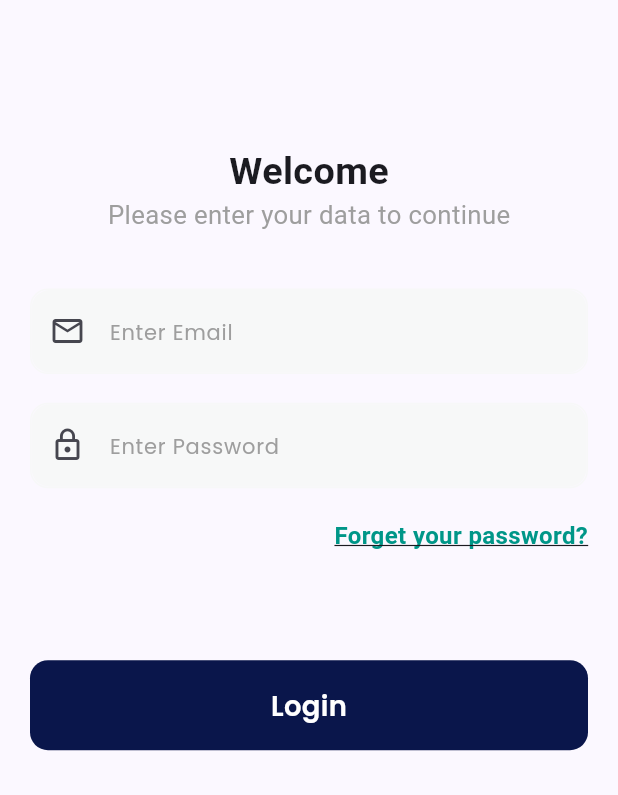
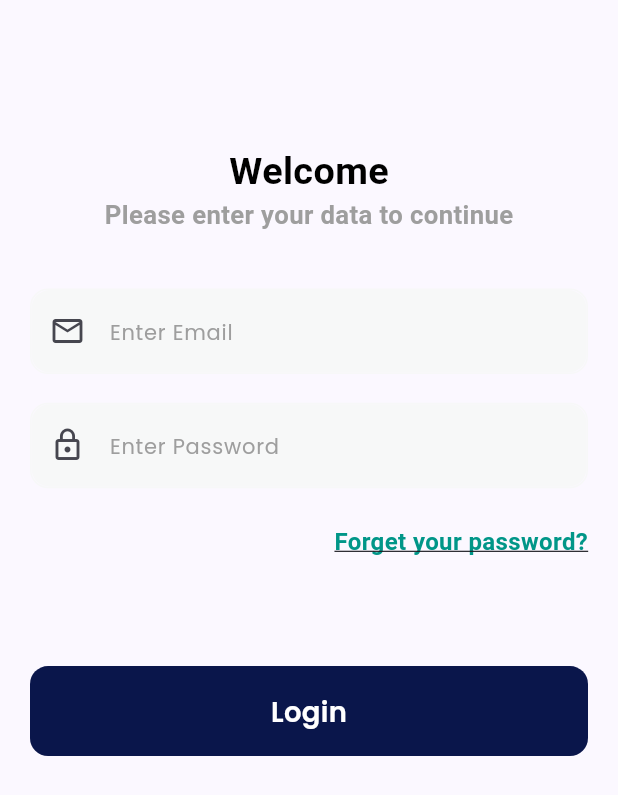
Before and after one commit to Jahid01234/E-commerce_app_bloc, a Flutter app: the screen it shows after launch, on a phone screen of 412 x 824 dp. Shown: the top 795 px of the screen. Run offline on Flutter 3.47's test engine with Material 3 defaults, Android fonts, the phone set to English and light mode, and no system bars; our stand-ins replace bloc, equatable, firebase_auth, firebase_core, flutter_bloc, flutter_screenutil and 4 more; accounts and stored records are empty.

Commit message:
- auth repository...

```diff
--- a/lib/core/global_widgets/custom_text_field.dart
+++ b/lib/core/global_widgets/custom_text_field.dart
@@ -38,18 +38,12 @@ class CustomTextField extends StatelessWidget {
 
   @override
   Widget build(BuildContext context) {
-    final hasError = errorText != null && errorText!.isNotEmpty;
-    return Column(
-      crossAxisAlignment: CrossAxisAlignment.start,
-      children: [
-        Container(
+    return Container(
           height: maxLines != null && maxLines! > 1 ? null : (height ?? 57),
           width: double.infinity,
           decoration: BoxDecoration(
             border: Border.all(
-              color: hasError
-                  ? Colors.red
-                  : (borderColor ?? const Color(0xFFF7F8F8)),
+              color: (borderColor ?? const Color(0xFFF7F8F8)),
               width: 1,
             ),
             borderRadius: BorderRadius.circular(radius ?? 12),
@@ -86,31 +80,13 @@ class CustomTextField extends StatelessWidget {
                 borderRadius: BorderRadius.circular(12),
               ),
               focusedBorder: OutlineInputBorder(
-                borderSide: BorderSide(color: hasError
-                    ? Colors.transparent
-                    : Colors.grey,
-                ),
+                borderSide: BorderSide.none,
                 borderRadius: BorderRadius.circular(12),
               ),
               border: InputBorder.none,
               contentPadding: EdgeInsets.symmetric(horizontal: 16, vertical: 16),
             ),
           ),
-        ),
-        // Error message outside the border
-        if (hasError)
-          Padding(
-            padding: const EdgeInsets.only(left: 16, top: 6),
-            child: Text(
-              errorText!,
-              style: GoogleFonts.poppins(
-                fontSize: 12,
-                fontWeight: FontWeight.w400,
-                color: Colors.red,
-              ),
-            ),
-          ),
-      ],
-    );
+        );
   }
 }
--- a/lib/core/utils/images_path.dart
+++ b/lib/core/utils/images_path.dart
@@ -1,4 +1,5 @@
 class ImagesPath {
   static const String splashImg = "assets/images/app_logo.svg";
+  static const String thumbnailImg = 'https://upload.wikimedia.org/wikipedia/commons/thumb/6/65/No-Image-Placeholder.svg/1665px-No-Image-Placeholder.svg.png';
 
 }
--- a/lib/features/blocs/login/login_event.dart
+++ b/lib/features/blocs/login/login_event.dart
@@ -1,28 +1,21 @@
 import 'package:equatable/equatable.dart';
 
 abstract class LoginEvent extends Equatable {
-  const LoginEvent();
 
   @override
-  List<Object> get props => [];
+  List<Object?> get props => [];
 }
 
-class EmailChanged extends LoginEvent {
+
+class RequestEmailLogin extends LoginEvent {
   final String email;
+  final String password;
 
-  const EmailChanged(this.email);
+  RequestEmailLogin({
+    required this.email,
+    required this.password,
+  });
 
   @override
-  List<Object> get props => [email];
+  List<Object?> get props => [email, password];
 }
-
-class PasswordChanged extends LoginEvent {
-  final String password;
-
-  const PasswordChanged(this.password);
-
-  @override
-  List<Object> get props => [password];
-}
-
-class LoginSubmitted extends LoginEvent {}
--- a/lib/features/blocs/login/login_state.dart
+++ b/lib/features/blocs/login/login_state.dart
@@ -1,37 +1,26 @@
 import 'package:equatable/equatable.dart';
+import 'package:flutter/cupertino.dart';
 
-class LoginState extends Equatable {
-  final String email;
-  final String password;
-  final bool isPasswordHidden;
-  final bool isLoading;
-  final String? errorMessage;
+abstract class LoginState extends Equatable{
+  @override
+  List<Object?> get props => [];
+}
 
-  const LoginState({
-    this.email = '',
-    this.password = '',
-    this.isPasswordHidden = true,
-    this.isLoading = false,
-    this.errorMessage,
-  });
-
-  LoginState copyWith({
-    String? email,
-    String? password,
-    bool? isPasswordHidden,
-    bool? isLoading,
-    String? errorMessage,
-  }) {
-    return LoginState(
-      email: email ?? this.email,
-      password: password ?? this.password,
-      isPasswordHidden: isPasswordHidden ?? this.isPasswordHidden,
-      isLoading: isLoading ?? this.isLoading,
-      errorMessage: errorMessage,
-    );
-  }
+class LoginInitial extends LoginState{
+  final TextEditingController emailController = TextEditingController();
+  final TextEditingController passwordController = TextEditingController();
 
   @override
-  List<Object?> get props =>
-      [email, password, isPasswordHidden, isLoading, errorMessage];
+  List<Object?> get props => [emailController, passwordController];
 }
+
+class LoginLoading extends LoginState{}
+class LoginSuccess extends LoginState{}
+
+class LoginFailed extends LoginState{
+  final String message;
+  LoginFailed(this.message);
+
+  @override
+  List<Object?> get props => [message];
+}
--- a/lib/features/presentation/auth/login/screens/login_screen.dart
+++ b/lib/features/presentation/auth/login/screens/login_screen.dart
@@ -1,38 +1,20 @@
 import 'package:bloc_ecommerce_app/core/global_widgets/app_primary_button.dart';
 import 'package:bloc_ecommerce_app/core/global_widgets/custom_text_field.dart';
-import 'package:bloc_ecommerce_app/features/blocs/login/login_bloc.dart';
-import 'package:bloc_ecommerce_app/features/blocs/login/login_event.dart';
-import 'package:bloc_ecommerce_app/features/blocs/login/login_state.dart';
 import 'package:flutter/material.dart';
-import 'package:flutter_bloc/flutter_bloc.dart';
 import 'package:flutter_screenutil/flutter_screenutil.dart';
 
-
 class LoginScreen extends StatelessWidget {
-  LoginScreen({super.key});
-
-  final emailController = TextEditingController();
-  final passwordController = TextEditingController();
+  const LoginScreen({super.key});
 
   @override
   Widget build(BuildContext context) {
-
-    return BlocProvider(
-      create: (_) => LoginBloc(),
-      child: Scaffold(
-        body: BlocBuilder<LoginBloc, LoginState>(
-          builder: (context, state) {
-
-            final bloc = context.read<LoginBloc>();
-
-            return SingleChildScrollView(
+    return Scaffold(
+      body: SingleChildScrollView(
         padding: EdgeInsets.symmetric(horizontal: 20),
         child: Column(
           crossAxisAlignment: CrossAxisAlignment.start,
           children: [
-
             SizedBox(height: 80.h),
-
             Center(
               child: Column(
                 children: [
@@ -40,43 +22,34 @@ class LoginScreen extends StatelessWidget {
                     "Welcome",
                     style: TextStyle(
                       fontSize: 22.sp,
-                              fontWeight: FontWeight.w600),
+                      color: Colors.black,
+                      fontWeight: FontWeight.w600,
+                    ),
                   ),
                   Text(
                     "Please enter your data to continue",
                     style: TextStyle(
                       fontSize: 15.sp,
-                              color: Colors.grey),
+                      color: Colors.grey,
+                      fontWeight: FontWeight.w600,
+                    ),
                   ),
                 ],
               ),
             ),
-
             SizedBox(height: 30.h),
-
             CustomTextField(
-                    controller: emailController,
+              controller: TextEditingController(),
               hinText: "Enter Email",
               prefixIcon: const Icon(Icons.mail_outline),
-                    onChanged: (value) {
-                      bloc.add(EmailChanged(value));
-                    },
             ),
-
             SizedBox(height: 16.h),
-
             CustomTextField(
-                    controller: passwordController,
+              controller: TextEditingController(),
               hinText: "Enter Password",
-                    obsecureText: state.isPasswordHidden,
               prefixIcon: const Icon(Icons.lock_outline),
-                    onChanged: (value) {
-                      bloc.add(PasswordChanged(value));
-                    },
             ),
-
-                  SizedBox(height: 20),
-
+            SizedBox(height: 20.h),
             Align(
               alignment: Alignment.centerRight,
               child: Text(
@@ -89,30 +62,9 @@ class LoginScreen extends StatelessWidget {
                 ),
               ),
             ),
-
             SizedBox(height: 60.h),
-
-                  state.isLoading
-                      ? const Center(child: CircularProgressIndicator())
-                      : AppPrimaryButton(
-                    text: "Login",
-                    onTap: () {
-                      bloc.add(LoginSubmitted());
-                    },
-                  ),
-
-                  if (state.errorMessage != null)
-                    Padding(
-                      padding: const EdgeInsets.only(top: 20),
-                      child: Text(
-                        state.errorMessage!,
-                        style: const TextStyle(color: Colors.red),
-                      ),
-                    ),
+            AppPrimaryButton(text: "Login", onTap: () {}),
           ],
-              ),
-            );
-          },
         ),
       ),
     );
```
Also changed, not shown: lib/core/repository/auth_repository.dart (added, +28 -0 lines), lib/features/blocs/login/login_bloc.dart (+11 -20 lines). Lines whose indentation alone changed are shown as unchanged.
